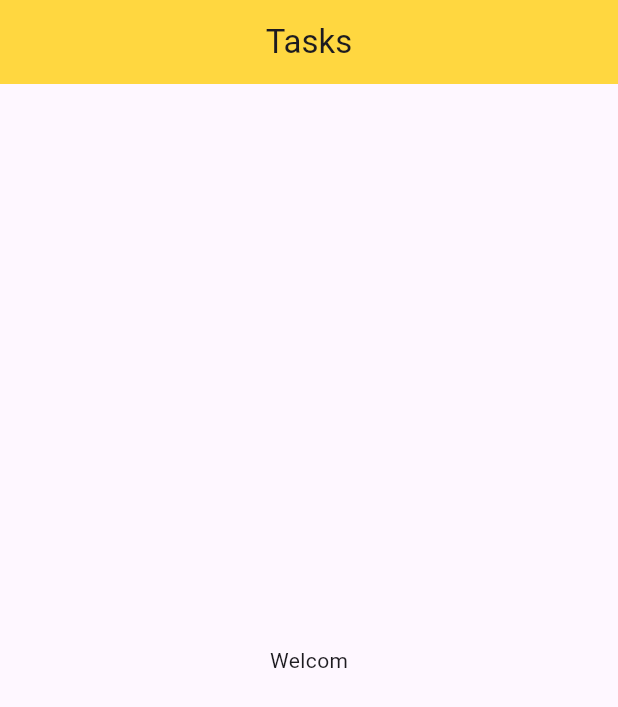
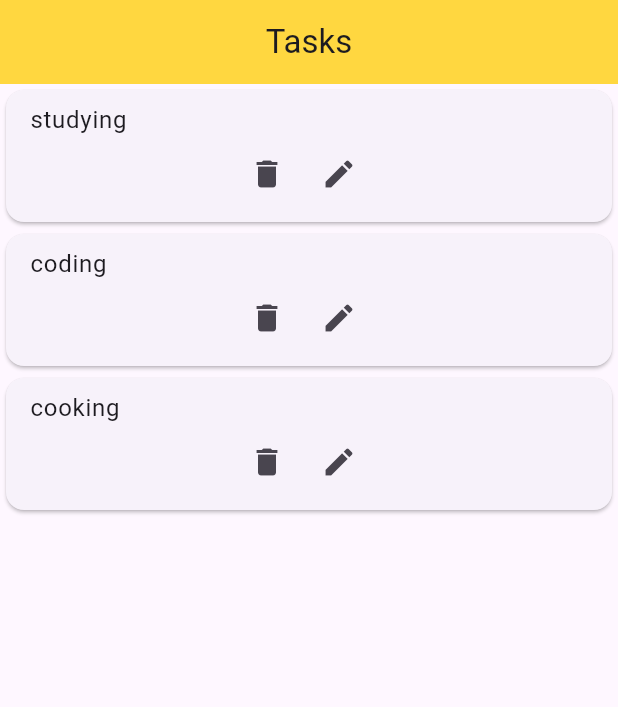
Before and after one commit to sikatenda/ToDo_with_API, a Flutter app: the screen it shows after launch, on a phone screen of 412 x 824 dp. Shown: the top 707 px of the screen. Run offline on Flutter 3.47's test engine with Material 3 defaults, Android fonts, the phone set to English and light mode, and no system bars.

Commit message:
model page

```diff
--- a/to_do_api/lib/all.dart
+++ b/to_do_api/lib/all.dart
@@ -9,6 +9,7 @@ class MyAll extends StatefulWidget {
 }
 
 class _MyAllState extends State<MyAll> {
+  List<String> tasks = ["studying", "coding", "cooking"];
   @override
   Widget build(BuildContext context) {
     return Scaffold(
@@ -16,17 +17,33 @@ class _MyAllState extends State<MyAll> {
         backgroundColor: Colors.amberAccent,
         title: const Center(child: Text('Tasks')),
       ),
-      body: const Column(
-        mainAxisAlignment: MainAxisAlignment.center,
+      body: ListView.builder(
+          itemCount: tasks.length,
+          itemBuilder: (context, index) {
+            return Card(
+              child: ListTile(
+                title: Column(
+                  //mainAxisAlignment: MainAxisAlignment.start,
+                  crossAxisAlignment: CrossAxisAlignment.start,
                   children: [
+                    Text(tasks[index]),
                     Row(
                       mainAxisAlignment: MainAxisAlignment.center,
+                      crossAxisAlignment: CrossAxisAlignment.center,
                       children: [
-              Text('Welcom'),
+                        IconButton(
+                            onPressed: () {}, icon: const Icon(Icons.delete)),
+                        IconButton(
+                            onPressed: () {}, icon: const Icon(Icons.edit))
                       ],
                     )
                   ],
                 ),
+                //trailing:
+                // IconButton(onPressed: () {}, icon: const Icon(Icons.edit)),
+              ),
+            );
+          }),
     );
   }
 }
```
Also changed, not shown: to_do_api/lib/model.dart (line endings or trailing spaces). Lines whose indentation alone changed are shown as unchanged.
